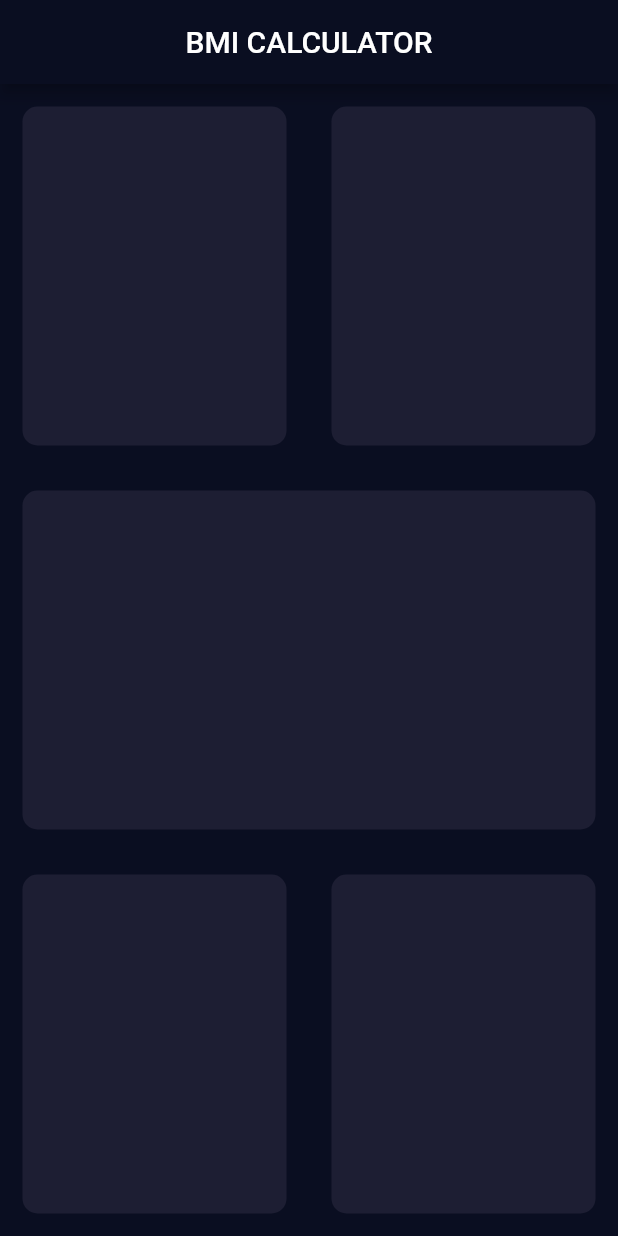
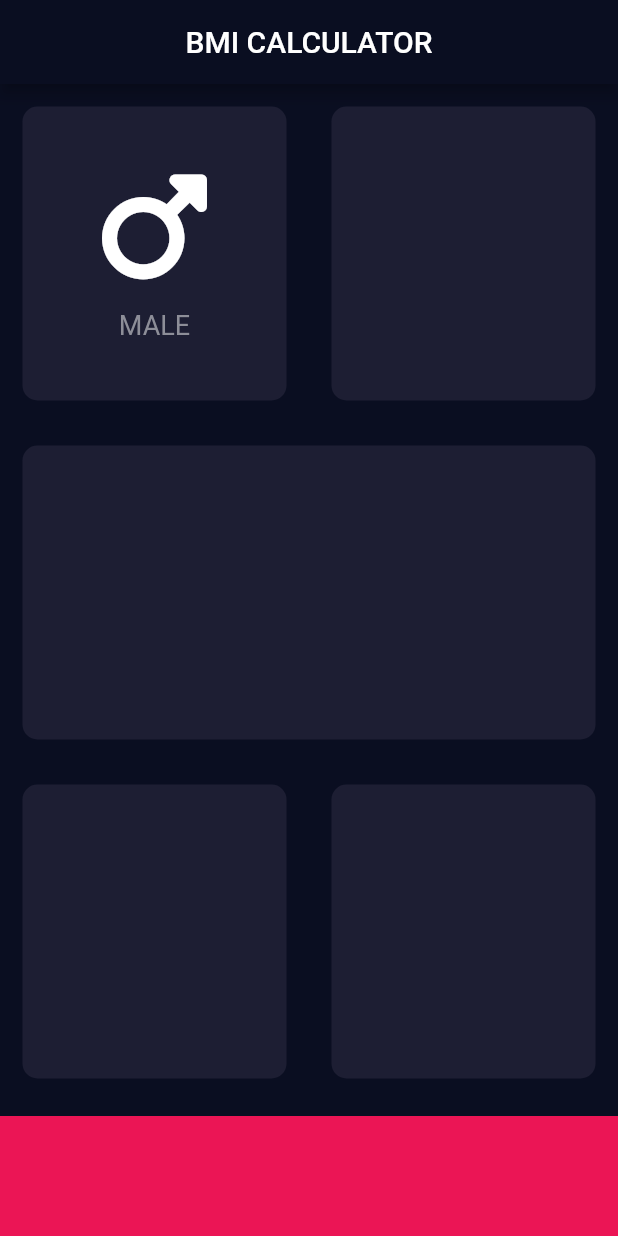
Before and after one commit to vedantkingh/bmi_calculator, a Flutter app: the screen it shows after launch, on a phone screen of 412 x 824 dp. Run offline on Flutter 3.47's test engine with Material 2 defaults, Android fonts, the phone set to English and light mode, and no system bars; our stand-ins replace font_awesome_flutter.

Commit message:
UI Layout

```diff
--- a/lib/input_page.dart
+++ b/lib/input_page.dart
@@ -1,4 +1,8 @@
 import 'package:flutter/material.dart';
+import 'package:font_awesome_flutter/font_awesome_flutter.dart';
+
+const Color ReusableCardColor = Color(0xFF1D1E33);
+const Color BottomContainerColor = Color(0xFFEB1555);
 
 class InputPage extends StatefulWidget {
   @override
@@ -15,47 +19,81 @@ class _InputPageState extends State<InputPage> {
         ),
         body: Column(
           children: [
-          Expanded(child: Row(
+            Expanded(
+                child: Row(
               children: [
                 Expanded(
-                child: ReusableCard(colour: Color(0xFF1D1E33),),
+                  child: ReusableCard(
+                    colour: ReusableCardColor,
+                    cardChild: Column(
+                      mainAxisAlignment: MainAxisAlignment.center,
+                      children: [
+                        Icon(
+                          FontAwesomeIcons.mars,
+                          size: 80.0,
+                        ),
+                        SizedBox(
+                          height: 15.0,
+                        ),
+                        Text(
+                          'MALE',
+                          style: TextStyle(
+                              color: Color(0xFF8D8E98), fontSize: 18.0),
+                        )
+                      ],
+                    ),
+                  ),
                 ),
                 Expanded(
-                child: ReusableCard(colour: Color(0xFF1D1E33),),
+                  child: ReusableCard(
+                    colour: ReusableCardColor,
+                  ),
                 ),
               ],
             )),
             Expanded(
-            child: ReusableCard(colour: Color(0xFF1D1E33),),
+              child: ReusableCard(
+                colour: ReusableCardColor,
               ),
-          Expanded(child: Row(
+            ),
+            Expanded(
+                child: Row(
               children: [
                 Expanded(
-                child: ReusableCard(colour: Color(0xFF1D1E33),),
+                  child: ReusableCard(
+                    colour: ReusableCardColor,
+                  ),
                 ),
                 Expanded(
-                child: ReusableCard(colour: Color(0xFF1D1E33),),
+                  child: ReusableCard(
+                    colour: ReusableCardColor,
+                  ),
                 ),
               ],
             )),
+            Container(
+              color: BottomContainerColor,
+              margin: EdgeInsets.only(top: 10.0),
+              height: 80.0,
+              width: double.infinity,
+            )
           ],
-      )
-    );
+        ));
   }
 }
 
 class ReusableCard extends StatelessWidget {
-  ReusableCard({required this.colour});
+  ReusableCard({required this.colour, this.cardChild = null});
   final Color colour;
+  final Widget? cardChild;
 
   @override
   Widget build(BuildContext context) {
     return Container(
+      child: cardChild,
       margin: EdgeInsets.all(15.0),
-      decoration: BoxDecoration(
-          color: colour,
-          borderRadius: BorderRadius.circular(10)
-      ),
+      decoration:
+          BoxDecoration(color: colour, borderRadius: BorderRadius.circular(10)),
     );
   }
 }
--- a/pubspec.yaml
+++ b/pubspec.yaml
@@ -11,6 +11,7 @@ dependencies:
     sdk: flutter
 
   cupertino_icons: ^1.0.2
+  font_awesome_flutter: ^10.6.0
 
 dev_dependencies:
   flutter_test:
```
Also changed, not shown: pubspec.lock. Lines whose indentation alone changed are shown as unchanged.
